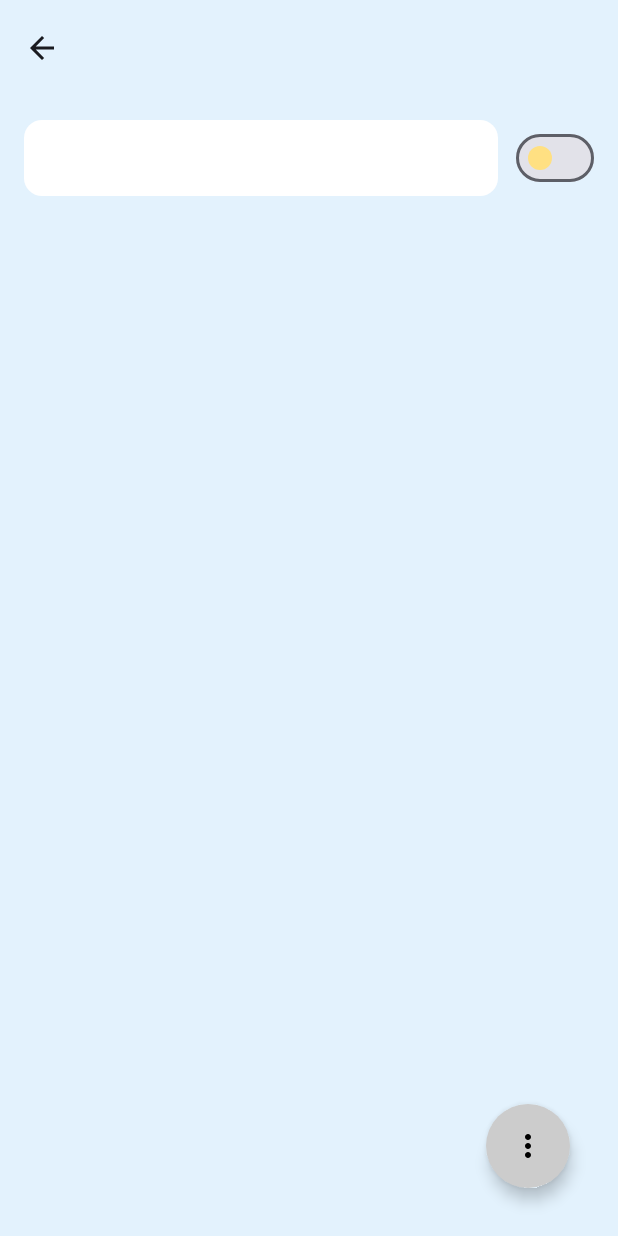
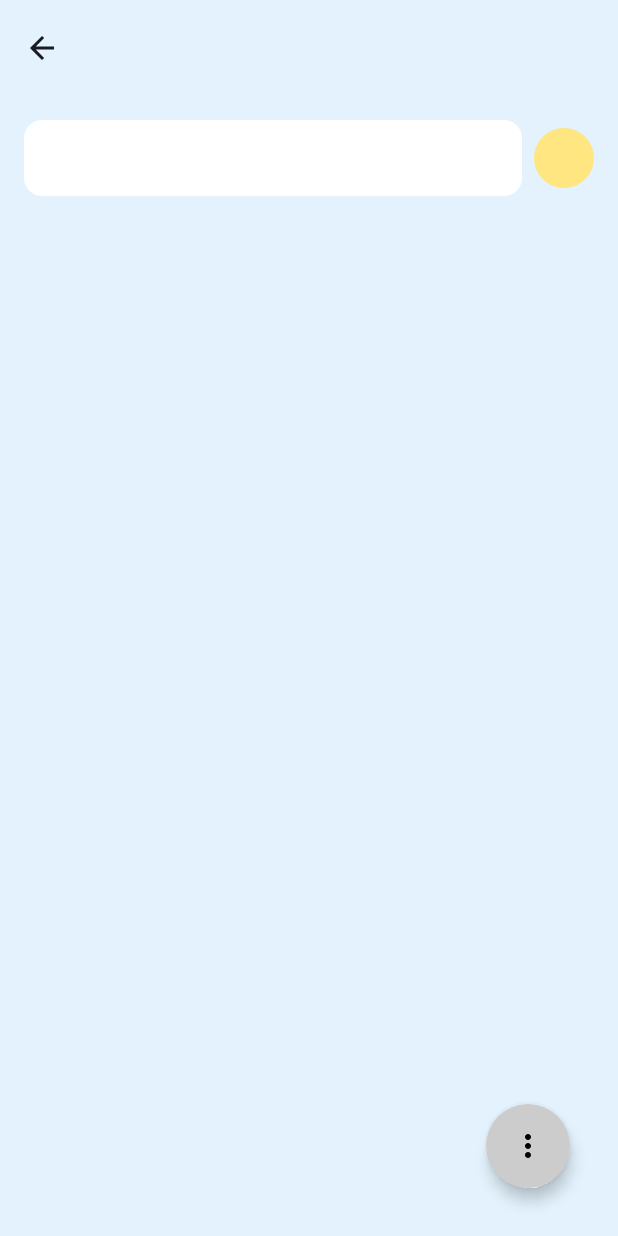
Before and after one commit to SendBack-SendBag/UI, an Android app built with Jetpack Compose: the composable FeedbackDetailScreen called with empty values, on a phone screen of 412 x 824 dp. Run offline under Robolectric (Android 15) with nearby library versions, the phone set to English and light mode, and no system bars.

Commit message:
Chore: Change widget, color and padding

```diff
--- a/app/src/main/java/com/example/sendbacksendbag/Back.kt
+++ b/app/src/main/java/com/example/sendbacksendbag/Back.kt
@@ -292,7 +292,7 @@ fun ChatScreen(navController: NavController, userId: String, feedbackViewModel:
                     }
                 },
                 colors = TopAppBarDefaults.topAppBarColors(
-                    containerColor = Color.White,
+                    containerColor = Color(0xFFE6F0FA),
                     titleContentColor = Color.Black,
                     actionIconContentColor = Color.Black
                 )
--- a/app/src/main/java/com/example/sendbacksendbag/Sended.kt
+++ b/app/src/main/java/com/example/sendbacksendbag/Sended.kt
@@ -1,5 +1,6 @@
 import androidx.compose.foundation.background
 import androidx.compose.foundation.layout.*
+import androidx.compose.foundation.shape.CircleShape
 import androidx.compose.foundation.shape.RoundedCornerShape
 import androidx.compose.foundation.text.BasicTextField
 import androidx.compose.material.icons.Icons
@@ -85,16 +86,12 @@ fun FeedbackDetailScreen(
                         style = MaterialTheme.typography.bodyLarge
                     )
                 }
-                Spacer(modifier = Modifier.width(12.dp))
+                Spacer(modifier = Modifier.width(8.dp))
                 // 토글 스위치
-                var switched by remember { mutableStateOf(false) }
-                Switch(
-                    checked = switched,
-                    onCheckedChange = { switched = it },
-                    colors = SwitchDefaults.colors(
-                        checkedThumbColor = Color(0xFFFFE082),
-                        uncheckedThumbColor = Color(0xFFFFE082)
-                    )
+                Box(
+                    modifier = Modifier
+                        .size(40.dp)
+                        .background(Color(0xFFFFE680), CircleShape)
                 )
             }
         }
--- a/app/src/main/java/com/example/sendbacksendbag/ui/voting/VotingScreen.kt
+++ b/app/src/main/java/com/example/sendbacksendbag/ui/voting/VotingScreen.kt
@@ -54,7 +54,7 @@ fun PollScreen(navController: NavController) {
             TopAppBar(
                 title = { /* 현재 화면에서는 제목이 TopAppBar에 없음 */ },
                 navigationIcon = {
-                    IconButton(onClick = { /* 뒤로가기 동작 */ }) {
+                    IconButton(onClick = {navController.popBackStack()}) {
                         Icon(
                             imageVector = Icons.AutoMirrored.Filled.ArrowBack,
                             contentDescription = "뒤로가기"
@@ -110,7 +110,7 @@ fun PollContent(modifier: Modifier = Modifier) {
     ) {
         Spacer(modifier = Modifier.height(16.dp))
         Row {
-            Spacer(modifier = Modifier.padding(10.dp)) // 왼쪽 여백
+            Spacer(modifier = Modifier.padding(20.dp)) // 왼쪽 여백
             Text(
                 text = "오늘의 투표",
                 style = MaterialTheme.typography.headlineMedium.copy(fontWeight = FontWeight.Black),
```
